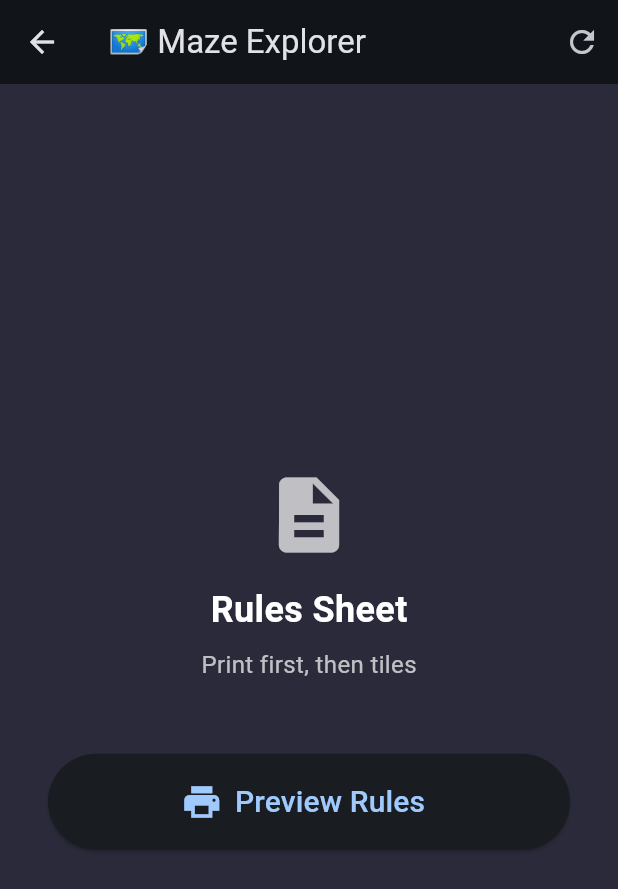
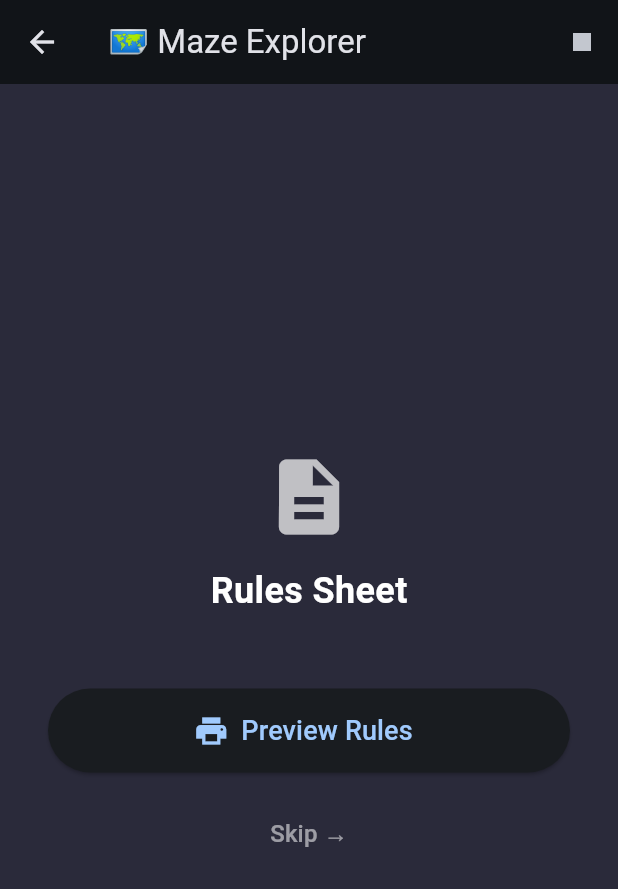
Before and after one commit to crothen/momir-printer, a Flutter app: the MazeGameScreen screen opened directly, after a tap on "🎭 Demo Mode", after a tap on "Start Demo", on a phone screen of 412 x 824 dp. Shown: the top 889 px of the screen. Run offline on Flutter 3.47's test engine with Material 3 defaults, Android fonts, the phone set to English and light mode, and no system bars; our stand-ins replace flutter_blue_plus, image_picker.

Commit message:
Maze: Infinite tiles, skip options for rules and start tile
- Tiles now generate on demand (no preset count)
- Skip button for rules sheet
- Skip button for start tile
- End game button in app bar (shows tile count)

```diff
--- a/lib/screens/maze_game_screen.dart
+++ b/lib/screens/maze_game_screen.dart
@@ -133,13 +133,14 @@ class _MazeGameScreenState extends State<MazeGameScreen> {
     TileShape.crossroads: true,
   };
 
-  // Generated tiles
-  List<MazeTile> _tiles = [];
-  int _currentPrintIndex = 0;
+  // Game state
+  bool _gameStarted = false;
   bool _isPrinting = false;
-  bool _isGenerating = false;
-  bool _printingEffectSheet = false; // True when printing the effect sheet after a tile
-  bool _printedRules = false; // Track if rules sheet was printed
+  bool _printingEffectSheet = false;
+  bool _printedRules = false;
+  bool _printedStartTile = false;
+  MazeTile? _currentTile; // Current tile to print
+  int _tilesPrinted = 0;
 
   @override
   Widget build(BuildContext context) {
@@ -147,15 +148,15 @@ class _MazeGameScreenState extends State<MazeGameScreen> {
       appBar: AppBar(
         title: const Text('🗺️ Maze Explorer'),
         actions: [
-          if (_tiles.isNotEmpty)
+          if (_gameStarted)
             IconButton(
-              icon: const Icon(Icons.refresh),
-              onPressed: _resetGame,
-              tooltip: 'New maze',
+              icon: const Icon(Icons.stop),
+              onPressed: _endGame,
+              tooltip: 'End game',
             ),
         ],
       ),
-      body: _tiles.isEmpty ? _buildSetup() : _buildPrinting(),
+      body: !_gameStarted ? _buildSetup() : _buildPrinting(),
     );
   }
 
@@ -206,7 +207,7 @@ class _MazeGameScreenState extends State<MazeGameScreen> {
               child: ElevatedButton.icon(
                 onPressed:
                     (_bluetooth.currentState == BleConnectionState.connected || _demoMode)
-                        ? _generateTiles
+                        ? _startGame
                         : null,
                 icon: Icon(_demoMode ? Icons.play_arrow : Icons.print, size: 28),
                 label: Text(
@@ -240,41 +241,39 @@ class _MazeGameScreenState extends State<MazeGameScreen> {
     }
   }
 
-  void _generateTiles() {
-    setState(() => _isGenerating = true);
+  void _startGame() {
+    setState(() {
+      _gameStarted = true;
+      _printedRules = false;
+      _printedStartTile = false;
+      _tilesPrinted = 0;
+      _currentTile = null;
+    });
+  }
 
-    final enabledShapes =
-        _enabledShapes.entries.where((e) => e.value).map((e) => e.key).toList();
-
-    // Shuffle effects for random assignment
-    final shuffledEffects = List<String>.from(MazeSecret.allEffects)..shuffle(_random);
-    int effectIndex = 0;
-
-    // First tile is always a crossroads with North indicator (start tile)
-    final startTile = MazeTile(
+  /// Generate a random tile on demand
+  MazeTile _generateNextTile({bool isStartTile = false}) {
+    if (isStartTile) {
+      return MazeTile(
         shape: TileShape.crossroads,
         rotation: 0,
         hasNorthIndicator: true,
         northRotation: [0, 90, 180, 270][_random.nextInt(4)],
         isStartTile: true,
       );
+    }
 
-    // Generate remaining tiles
-    final regularTiles = List.generate(_tileCount, (i) {
+    final enabledShapes = _enabledShapes.entries.where((e) => e.value).map((e) => e.key).toList();
     final shape = enabledShapes[_random.nextInt(enabledShapes.length)];
     final rotation = [0, 90, 180, 270][_random.nextInt(4)];
 
     MazeSecret? secret;
     if (_random.nextDouble() < _secretChance) {
-        // Pick random icon from the 5 collectibles
       final icon = MazeIcon.all[_random.nextInt(MazeIcon.all.length)];
-        // Pick next effect from shuffled list (wrap around if needed)
-        final effect = shuffledEffects[effectIndex % shuffledEffects.length];
-        effectIndex++;
+      final effect = MazeSecret.allEffects[_random.nextInt(MazeSecret.allEffects.length)];
       secret = MazeSecret(icon, effect);
     }
 
-      // North indicator: configurable chance, but dead ends never have it
     final hasNorth = shape != TileShape.deadEnd && _random.nextDouble() < _northChance;
     final northRot = [0, 90, 180, 270][_random.nextInt(4)];
 
@@ -285,28 +284,22 @@ class _MazeGameScreenState extends State<MazeGameScreen> {
       hasNorthIndicator: hasNorth,
       northRotation: northRot,
     );
-    });
-
-    _tiles = [startTile, ...regularTiles];
-
-    setState(() {
-      _isGenerating = false;
-      _currentPrintIndex = 0;
-      _printingEffectSheet = false;
-    });
   }
 
   Widget _buildPrinting() {
-    // First, print rules sheet
+    // First, offer to print rules
     if (!_printedRules) {
       return _buildRulesPrint();
     }
 
-    if (_currentPrintIndex >= _tiles.length) {
-      return _buildComplete();
+    // Then, offer to print start tile
+    if (!_printedStartTile) {
+      return _buildStartTilePrint();
     }
 
-    final tile = _tiles[_currentPrintIndex];
+    // Generate next tile if needed
+    _currentTile ??= _generateNextTile();
+    final tile = _currentTile!;
 
     return Container(
       color: const Color(0xFF2a2a3a),
@@ -325,11 +318,9 @@ class _MazeGameScreenState extends State<MazeGameScreen> {
                     style: const TextStyle(fontSize: 24, color: Colors.white),
                   ),
                 ] else ...[
-                  // Tile info
+                  // Tile count
                   Text(
-                    tile.isStartTile
-                        ? 'Starting Tile'
-                        : 'Tile ${_currentPrintIndex} of ${_tiles.length - 1}',
+                    'Tile #${_tilesPrinted + 1}',
                     style: const TextStyle(fontSize: 20, color: Colors.white70),
                   ),
                   const SizedBox(height: 16),
@@ -406,17 +397,20 @@ class _MazeGameScreenState extends State<MazeGameScreen> {
                   const Icon(Icons.description, size: 60, color: Colors.white70),
                   const SizedBox(height: 16),
                   const Text('Rules Sheet', style: TextStyle(fontSize: 24, color: Colors.white, fontWeight: FontWeight.bold)),
-                  const SizedBox(height: 8),
-                  const Text('Print first, then tiles', style: TextStyle(fontSize: 16, color: Colors.white70)),
                   const SizedBox(height: 48),
                   SizedBox(
                     width: double.infinity,
-                    height: 64,
+                    height: 56,
                     child: ElevatedButton.icon(
                       onPressed: _printRulesSheet,
-                      icon: const Icon(Icons.print, size: 28),
-                      label: Text(_demoMode ? 'Preview Rules' : 'Print Rules', style: const TextStyle(fontSize: 20)),
+                      icon: const Icon(Icons.print, size: 24),
+                      label: Text(_demoMode ? 'Preview Rules' : 'Print Rules', style: const TextStyle(fontSize: 18)),
                     ),
+                  ),
+                  const SizedBox(height: 16),
+                  TextButton(
+                    onPressed: () => setState(() => _printedRules = true),
+                    child: const Text('Skip →', style: TextStyle(fontSize: 16, color: Colors.white54)),
                   ),
                 ],
               ],
@@ -427,12 +421,9 @@ class _MazeGameScreenState extends State<MazeGameScreen> {
     );
   }
 
-  Widget _buildComplete() {
-    final secretCount = _tiles.where((t) => t.secret != null).length;
-    final northCount = _tiles.where((t) => t.hasNorthIndicator).length;
-
+  Widget _buildStartTilePrint() {
     return Container(
-      color: const Color(0xFF1a3a1a),
+      color: const Color(0xFF2a2a3a),
       child: SafeArea(
         child: Center(
           child: Padding(
@@ -440,25 +431,32 @@ class _MazeGameScreenState extends State<MazeGameScreen> {
             child: Column(
               mainAxisAlignment: MainAxisAlignment.center,
               children: [
-                const Icon(Icons.check_circle, size: 80, color: Colors.green),
+                if (_isPrinting) ...[
+                  const CircularProgressIndicator(color: Colors.white),
                   const SizedBox(height: 24),
-                const Text(
-                  'Maze Complete!',
-                  style: TextStyle(
-                      fontSize: 28, color: Colors.white, fontWeight: FontWeight.bold),
+                  const Text('Printing start tile...', style: TextStyle(fontSize: 24, color: Colors.white)),
+                ] else ...[
+                  const Icon(Icons.flag, size: 60, color: Colors.white70),
+                  const SizedBox(height: 16),
+                  const Text('Start Tile', style: TextStyle(fontSize: 24, color: Colors.white, fontWeight: FontWeight.bold)),
+                  const SizedBox(height: 8),
+                  const Text('Crossroads with North indicator', style: TextStyle(fontSize: 14, color: Colors.white54)),
+                  const SizedBox(height: 48),
+                  SizedBox(
+                    width: double.infinity,
+                    height: 56,
+                    child: ElevatedButton.icon(
+                      onPressed: _printStartTile,
+                      icon: const Icon(Icons.print, size: 24),
+                      label: Text(_demoMode ? 'Preview Start Tile' : 'Print Start Tile', style: const TextStyle(fontSize: 18)),
+                    ),
                   ),
                   const SizedBox(height: 16),
-                Text(
-                  '${_tiles.length} tiles printed\n$secretCount secrets hidden\n$northCount with ⬆ orientation',
-                  style: const TextStyle(fontSize: 16, color: Colors.white70),
-                  textAlign: TextAlign.center,
+                  TextButton(
+                    onPressed: () => setState(() => _printedStartTile = true),
+                    child: const Text('Skip →', style: TextStyle(fontSize: 16, color: Colors.white54)),
                   ),
-                const SizedBox(height: 48),
-                ElevatedButton.icon(
-                  onPressed: _resetGame,
-                  icon: const Icon(Icons.refresh),
-                  label: const Text('New Maze'),
-                ),
+                ],
               ],
             ),
           ),
@@ -479,14 +477,27 @@ class _MazeGameScreenState extends State<MazeGameScreen> {
     });
   }
 
+  Future<void> _printStartTile() async {
+    setState(() => _isPrinting = true);
+
+    final startTile = _generateNextTile(isStartTile: true);
+    final tileImage = await _generateTileImage(startTile);
+    await _printOrPreview(tileImage, 'Start Tile');
+
+    setState(() {
+      _isPrinting = false;
+      _printedStartTile = true;
+    });
+  }
+
   Future<void> _printCurrentTile() async {
     setState(() => _isPrinting = true);
 
-    final tile = _tiles[_currentPrintIndex];
+    final tile = _currentTile!;
 
     // Print the tile
     final tileImage = await _generateTileImage(tile);
-    await _printOrPreview(tileImage, 'Tile ${_currentPrintIndex + 1}');
+    await _printOrPreview(tileImage, 'Tile #${_tilesPrinted + 1}');
 
     // If tile has a secret, print the effect sheet too
     if (tile.secret != null) {
@@ -498,8 +509,32 @@ class _MazeGameScreenState extends State<MazeGameScreen> {
     setState(() {
       _isPrinting = false;
       _printingEffectSheet = false;
-      _currentPrintIndex++;
+      _tilesPrinted++;
+      _currentTile = null; // Generate new tile next time
     });
+  }
+
+  void _endGame() {
+    showDialog(
+      context: context,
+      builder: (ctx) => AlertDialog(
+        title: const Text('End Game?'),
+        content: Text('You printed $_tilesPrinted tiles.'),
+        actions: [
+          TextButton(
+            onPressed: () => Navigator.pop(ctx),
+            child: const Text('Continue'),
+          ),
+          ElevatedButton(
+            onPressed: () {
+              Navigator.pop(ctx);
+              _resetGame();
+            },
+            child: const Text('End'),
+          ),
+        ],
+      ),
+    );
   }
 
   Future<void> _printOrPreview(Uint8List imageBytes, String title) async {
@@ -1007,10 +1042,13 @@ class _MazeGameScreenState extends State<MazeGameScreen> {
 
   void _resetGame() {
     setState(() {
-      _tiles = [];
-      _currentPrintIndex = 0;
+      _gameStarted = false;
+      _isPrinting = false;
       _printingEffectSheet = false;
       _printedRules = false;
+      _printedStartTile = false;
+      _currentTile = null;
+      _tilesPrinted = 0;
     });
   }
 }
```
Lines whose indentation alone changed are shown as unchanged.
